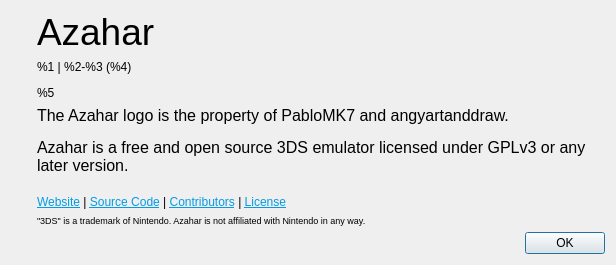
The window that src/citra_qt/aboutdialog.ui (diegolix29/AzaharTrigger) describes before a commit, drawn with Qt 5.
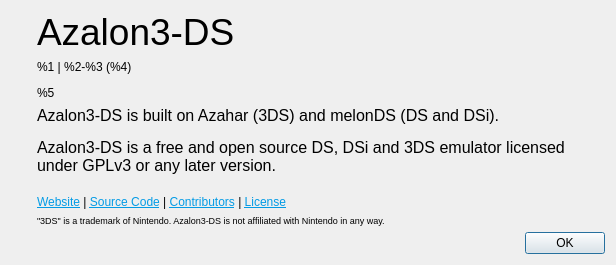
The same window after the commit. Icons and pictures are not drawn.

Commit message: Rebrand Azalon3-Ds

```diff
--- a/src/citra_qt/aboutdialog.ui
+++ b/src/citra_qt/aboutdialog.ui
@@ -58,7 +58,7 @@
           </sizepolicy>
          </property>
          <property name="text">
-          <string notr="true">&lt;html&gt;&lt;head/&gt;&lt;body&gt;&lt;p&gt;&lt;span style=&quot; font-size:28pt;&quot;&gt;Azahar&lt;/span&gt;&lt;/p&gt;&lt;/body&gt;&lt;/html&gt;</string>
+          <string notr="true">&lt;html&gt;&lt;head/&gt;&lt;body&gt;&lt;p&gt;&lt;span style=&quot; font-size:28pt;&quot;&gt;Azalon3-DS&lt;/span&gt;&lt;/p&gt;&lt;/body&gt;&lt;/html&gt;</string>
          </property>
         </widget>
        </item>
@@ -88,9 +88,9 @@
 &lt;html&gt;&lt;head&gt;&lt;meta name=&quot;qrichtext&quot; content=&quot;1&quot; /&gt;&lt;style type=&quot;text/css&quot;&gt;
 p, li { white-space: pre-wrap; }
 &lt;/style&gt;&lt;/head&gt;&lt;body style=&quot; font-family:'Ubuntu'; font-size:11pt; font-weight:400; font-style:normal;&quot;&gt;
-&lt;p style=&quot; margin-top:0px; margin-bottom:0px; margin-left:0px; margin-right:0px; -qt-block-indent:0; text-indent:0px;&quot;&gt;&lt;span style=&quot; font-family:'MS Shell Dlg 2'; font-size:12pt;&quot;&gt;The Azahar logo is the property of PabloMK7 and angyartanddraw.&lt;/span&gt;&lt;/p&gt;
+&lt;p style=&quot; margin-top:0px; margin-bottom:0px; margin-left:0px; margin-right:0px; -qt-block-indent:0; text-indent:0px;&quot;&gt;&lt;span style=&quot; font-family:'MS Shell Dlg 2'; font-size:12pt;&quot;&gt;Azalon3-DS is built on Azahar (3DS) and melonDS (DS and DSi).&lt;/span&gt;&lt;/p&gt;
 &lt;p style=&quot;-qt-paragraph-type:empty; margin-top:0px; margin-bottom:0px; margin-left:0px; margin-right:0px; -qt-block-indent:0; text-indent:0px; font-family:'MS Shell Dlg 2'; font-size:8pt;&quot;&gt;&lt;br /&gt;&lt;/p&gt;
-&lt;p style=&quot; margin-top:0px; margin-bottom:0px; margin-left:0px; margin-right:0px; -qt-block-indent:0; text-indent:0px;&quot;&gt;&lt;span style=&quot; font-family:'MS Shell Dlg 2'; font-size:12pt;&quot;&gt;Azahar is a free and open source 3DS emulator licensed under GPLv3 or any later version.&lt;/span&gt;&lt;/p&gt;
+&lt;p style=&quot; margin-top:0px; margin-bottom:0px; margin-left:0px; margin-right:0px; -qt-block-indent:0; text-indent:0px;&quot;&gt;&lt;span style=&quot; font-family:'MS Shell Dlg 2'; font-size:12pt;&quot;&gt;Azalon3-DS is a free and open source DS, DSi and 3DS emulator licensed under GPLv3 or any later version.&lt;/span&gt;&lt;/p&gt;
 &lt;p style=&quot;-qt-paragraph-type:empty; margin-top:0px; margin-bottom:0px; margin-left:0px; margin-right:0px; -qt-block-indent:0; text-indent:0px; font-family:'MS Shell Dlg 2'; font-size:8pt;&quot;&gt;&lt;br /&gt;&lt;/p&gt;
 &lt;p style=&quot; margin-top:0px; margin-bottom:0px; margin-left:0px; margin-right:0px; -qt-block-indent:0; text-indent:0px;&quot;&gt;&lt;span style=&quot; font-family:'MS Shell Dlg 2'; font-size:12pt;&quot;&gt;This software should not be used to play games you have not legally obtained.&lt;/span&gt;&lt;/p&gt;&lt;/body&gt;&lt;/html&gt;</string>
          </property>
@@ -134,7 +134,7 @@
           </sizepolicy>
          </property>
          <property name="text">
-          <string notr="true">&lt;html&gt;&lt;head/&gt;&lt;body&gt;&lt;p&gt;&lt;span style=&quot; font-size:7pt;&quot;&gt;&amp;quot;3DS&amp;quot; is a trademark of Nintendo. Azahar is not affiliated with Nintendo in any way.&lt;/span&gt;&lt;/p&gt;&lt;/body&gt;&lt;/html&gt;</string>
+          <string notr="true">&lt;html&gt;&lt;head/&gt;&lt;body&gt;&lt;p&gt;&lt;span style=&quot; font-size:7pt;&quot;&gt;&amp;quot;3DS&amp;quot; is a trademark of Nintendo. Azalon3-DS is not affiliated with Nintendo in any way.&lt;/span&gt;&lt;/p&gt;&lt;/body&gt;&lt;/html&gt;</string>
          </property>
         </widget>
        </item>
```
Left out of the diff: 4 changed lines with no effect on the pictures. The commit also changes 85 other files.
